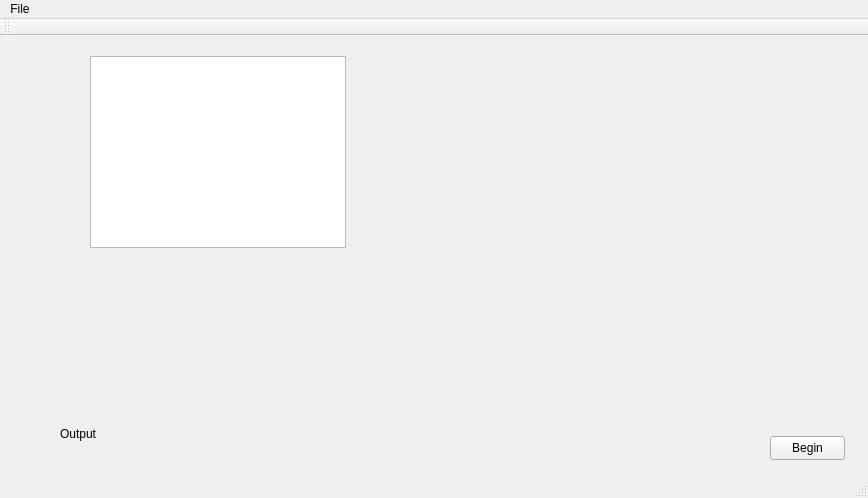
The window that Etemenanki/Etemenanki.ui (MjnMixael/Etemenanki) describes before a commit, drawn with Qt 5.
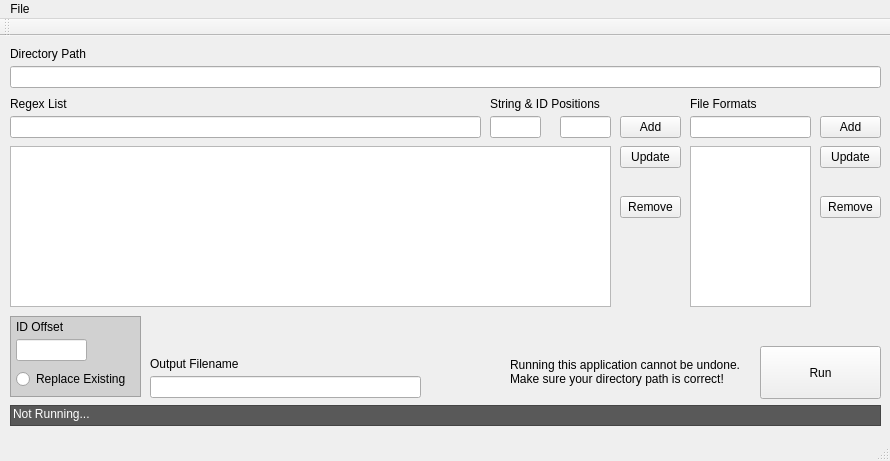
The same window after the commit.

What changed in the file:
```diff
--- a/Etemenanki/Etemenanki.ui
+++ b/Etemenanki/Etemenanki.ui
@@ -6,58 +6,698 @@
    <rect>
     <x>0</x>
     <y>0</y>
-    <width>868</width>
-    <height>498</height>
+    <width>890</width>
+    <height>461</height>
    </rect>
   </property>
   <property name="windowTitle">
    <string>Etemenanki</string>
   </property>
+  <property name="styleSheet">
+   <string notr="true"/>
+  </property>
   <widget class="QWidget" name="centralWidget">
    <widget class="QPushButton" name="begin_button">
     <property name="geometry">
      <rect>
-      <x>770</x>
-      <y>400</y>
-      <width>75</width>
-      <height>24</height>
+      <x>760</x>
+      <y>310</y>
+      <width>121</width>
+      <height>53</height>
      </rect>
     </property>
     <property name="text">
-     <string>Begin</string>
-    </property>
-   </widget>
-   <widget class="QListView" name="regexList">
-    <property name="geometry">
-     <rect>
-      <x>90</x>
-      <y>20</y>
-      <width>256</width>
-      <height>192</height>
-     </rect>
+     <string>Run</string>
     </property>
    </widget>
    <widget class="QLabel" name="terminal_output">
     <property name="geometry">
      <rect>
-      <x>60</x>
-      <y>390</y>
-      <width>381</width>
+      <x>13</x>
+      <y>370</y>
+      <width>860</width>
       <height>16</height>
      </rect>
     </property>
+    <property name="palette">
+     <palette>
+      <active>
+       <colorrole role="WindowText">
+        <brush brushstyle="SolidPattern">
+         <color alpha="255">
+          <red>255</red>
+          <green>255</green>
+          <blue>255</blue>
+         </color>
+        </brush>
+       </colorrole>
+       <colorrole role="Text">
+        <brush brushstyle="SolidPattern">
+         <color alpha="255">
+          <red>255</red>
+          <green>255</green>
+          <blue>255</blue>
+         </color>
+        </brush>
+       </colorrole>
+       <colorrole role="ButtonText">
+        <brush brushstyle="SolidPattern">
+         <color alpha="255">
+          <red>255</red>
+          <green>255</green>
+          <blue>255</blue>
+         </color>
+        </brush>
+       </colorrole>
+       <colorrole role="ToolTipText">
+        <brush brushstyle="SolidPattern">
+         <color alpha="255">
+          <red>255</red>
+          <green>255</green>
+          <blue>255</blue>
+         </color>
+        </brush>
+       </colorrole>
+       <colorrole role="PlaceholderText">
+        <brush brushstyle="SolidPattern">
+         <color alpha="128">
+          <red>255</red>
+          <green>255</green>
+          <blue>255</blue>
+         </color>
+        </brush>
+       </colorrole>
+      </active>
+      <inactive>
+       <colorrole role="WindowText">
+        <brush brushstyle="SolidPattern">
+         <color alpha="255">
+          <red>255</red>
+          <green>255</green>
+          <blue>255</blue>
+         </color>
+        </brush>
+       </colorrole>
+       <colorrole role="Text">
+        <brush brushstyle="SolidPattern">
+         <color alpha="255">
+          <red>255</red>
+          <green>255</green>
+          <blue>255</blue>
+         </color>
+        </brush>
+       </colorrole>
+       <colorrole role="ButtonText">
+        <brush brushstyle="SolidPattern">
+         <color alpha="255">
+          <red>255</red>
+          <green>255</green>
+          <blue>255</blue>
+         </color>
+        </brush>
+       </colorrole>
+       <colorrole role="ToolTipText">
+        <brush brushstyle="SolidPattern">
+         <color alpha="255">
+          <red>255</red>
+          <green>255</green>
+          <blue>255</blue>
+         </color>
+        </brush>
+       </colorrole>
+       <colorrole role="PlaceholderText">
+        <brush brushstyle="SolidPattern">
+         <color alpha="128">
+          <red>255</red>
+          <green>255</green>
+          <blue>255</blue>
+         </color>
+        </brush>
+       </colorrole>
+      </inactive>
+      <disabled>
+       <colorrole role="WindowText">
+        <brush brushstyle="SolidPattern">
+         <color alpha="255">
+          <red>120</red>
+          <green>120</green>
+          <blue>120</blue>
+         </color>
+        </brush>
+       </colorrole>
+       <colorrole role="Text">
+        <brush brushstyle="SolidPattern">
+         <color alpha="255">
+          <red>120</red>
+          <green>120</green>
+          <blue>120</blue>
+         </color>
+        </brush>
+       </colorrole>
+       <colorrole role="ButtonText">
+        <brush brushstyle="SolidPattern">
+         <color alpha="255">
+          <red>120</red>
+          <green>120</green>
+          <blue>120</blue>
+         </color>
+        </brush>
+       </colorrole>
+       <colorrole role="ToolTipText">
+        <brush brushstyle="SolidPattern">
+         <color alpha="255">
+          <red>255</red>
+          <green>255</green>
+          <blue>255</blue>
+         </color>
+        </brush>
+       </colorrole>
+       <colorrole role="PlaceholderText">
+        <brush brushstyle="SolidPattern">
+         <color alpha="128">
+          <red>0</red>
+          <green>0</green>
+          <blue>0</blue>
+         </color>
+        </brush>
+       </colorrole>
+      </disabled>
+     </palette>
+    </property>
     <property name="text">
-     <string>Output</string>
+     <string>Not Running...</string>
     </property>
    </widget>
+   <widget class="QLineEdit" name="regex_line_edit">
+    <property name="geometry">
+     <rect>
+      <x>10</x>
+      <y>80</y>
+      <width>471</width>
+      <height>22</height>
+     </rect>
+    </property>
+   </widget>
+   <widget class="QLabel" name="regex_label">
+    <property name="geometry">
+     <rect>
+      <x>10</x>
+      <y>60</y>
+      <width>211</width>
+      <height>16</height>
+     </rect>
+    </property>
+    <property name="text">
+     <string>Regex List</string>
+    </property>
+   </widget>
+   <widget class="QPushButton" name="regex_add_button">
+    <property name="geometry">
+     <rect>
+      <x>620</x>
+      <y>80</y>
+      <width>61</width>
+      <height>22</height>
+     </rect>
+    </property>
+    <property name="text">
+     <string>Add</string>
+    </property>
+   </widget>
+   <widget class="QPushButton" name="regex_remove_button">
+    <property name="geometry">
+     <rect>
+      <x>620</x>
+      <y>160</y>
+      <width>61</width>
+      <height>22</height>
+     </rect>
+    </property>
+    <property name="text">
+     <string>Remove</string>
+    </property>
+   </widget>
+   <widget class="QPushButton" name="files_remove_button">
+    <property name="geometry">
+     <rect>
+      <x>820</x>
+      <y>160</y>
+      <width>61</width>
+      <height>22</height>
+     </rect>
+    </property>
+    <property name="text">
+     <string>Remove</string>
+    </property>
+   </widget>
+   <widget class="QLineEdit" name="files_line_edit">
+    <property name="geometry">
+     <rect>
+      <x>690</x>
+      <y>80</y>
+      <width>121</width>
+      <height>22</height>
+     </rect>
+    </property>
+   </widget>
+   <widget class="QLabel" name="files_label">
+    <property name="geometry">
+     <rect>
+      <x>690</x>
+      <y>60</y>
+      <width>121</width>
+      <height>16</height>
+     </rect>
+    </property>
+    <property name="text">
+     <string>File Formats</string>
+    </property>
+   </widget>
+   <widget class="QPushButton" name="files_add_button">
+    <property name="geometry">
+     <rect>
+      <x>820</x>
+      <y>80</y>
+      <width>61</width>
+      <height>22</height>
+     </rect>
+    </property>
+    <property name="text">
+     <string>Add</string>
+    </property>
+   </widget>
+   <widget class="QLineEdit" name="directory_line_edit">
+    <property name="geometry">
+     <rect>
+      <x>10</x>
+      <y>30</y>
+      <width>871</width>
+      <height>22</height>
+     </rect>
+    </property>
+   </widget>
+   <widget class="QLabel" name="directory_label">
+    <property name="geometry">
+     <rect>
+      <x>10</x>
+      <y>10</y>
+      <width>271</width>
+      <height>16</height>
+     </rect>
+    </property>
+    <property name="text">
+     <string>Directory Path</string>
+    </property>
+   </widget>
+   <widget class="QLabel" name="output_label">
+    <property name="geometry">
+     <rect>
+      <x>150</x>
+      <y>320</y>
+      <width>271</width>
+      <height>16</height>
+     </rect>
+    </property>
+    <property name="text">
+     <string>Output Filename</string>
+    </property>
+   </widget>
+   <widget class="QLineEdit" name="output_line_edit">
+    <property name="geometry">
+     <rect>
+      <x>150</x>
+      <y>340</y>
+      <width>271</width>
+      <height>22</height>
+     </rect>
+    </property>
+   </widget>
+   <widget class="QLineEdit" name="offset_line_edit">
+    <property name="geometry">
+     <rect>
+      <x>16</x>
+      <y>303</y>
+      <width>71</width>
+      <height>22</height>
+     </rect>
+    </property>
+   </widget>
+   <widget class="QLabel" name="offset_label">
+    <property name="geometry">
+     <rect>
+      <x>16</x>
+      <y>283</y>
+      <width>71</width>
+      <height>16</height>
+     </rect>
+    </property>
+    <property name="text">
+     <string>ID Offset</string>
+    </property>
+   </widget>
+   <widget class="QRadioButton" name="replace_radio_button">
+    <property name="geometry">
+     <rect>
+      <x>16</x>
+      <y>333</y>
+      <width>121</width>
+      <height>20</height>
+     </rect>
+    </property>
+    <property name="text">
+     <string>Replace Existing</string>
+    </property>
+   </widget>
+   <widget class="QFrame" name="frame">
+    <property name="geometry">
+     <rect>
+      <x>10</x>
+      <y>280</y>
+      <width>131</width>
+      <height>81</height>
+     </rect>
+    </property>
+    <property name="palette">
+     <palette>
+      <active>
+       <colorrole role="Base">
+        <brush brushstyle="SolidPattern">
+         <color alpha="255">
+          <red>255</red>
+          <green>255</green>
+          <blue>255</blue>
+         </color>
+        </brush>
+       </colorrole>
+       <colorrole role="Window">
+        <brush brushstyle="SolidPattern">
+         <color alpha="255">
+          <red>209</red>
+          <green>209</green>
+          <blue>209</blue>
+         </color>
+        </brush>
+       </colorrole>
+      </active>
+      <inactive>
+       <colorrole role="Base">
+        <brush brushstyle="SolidPattern">
+         <color alpha="255">
+          <red>255</red>
+          <green>255</green>
+          <blue>255</blue>
+         </color>
+        </brush>
+       </colorrole>
+       <colorrole role="Window">
+        <brush brushstyle="SolidPattern">
+         <color alpha="255">
+          <red>209</red>
+          <green>209</green>
+          <blue>209</blue>
+         </color>
+        </brush>
+       </colorrole>
+      </inactive>
+      <disabled>
+       <colorrole role="Base">
+        <brush brushstyle="SolidPattern">
+         <color alpha="255">
+          <red>209</red>
+          <green>209</green>
+          <blue>209</blue>
+         </color>
+        </brush>
+       </colorrole>
+       <colorrole role="Window">
+        <brush brushstyle="SolidPattern">
+         <color alpha="255">
+          <red>209</red>
+          <green>209</green>
+          <blue>209</blue>
+         </color>
+        </brush>
+       </colorrole>
+      </disabled>
+     </palette>
+    </property>
+    <property name="autoFillBackground">
+     <bool>true</bool>
+    </property>
+    <property name="frameShape">
+     <enum>QFrame::StyledPanel</enum>
+    </property>
+    <property name="frameShadow">
+     <enum>QFrame::Plain</enum>
+    </property>
+    <property name="lineWidth">
+     <number>3</number>
+    </property>
+   </widget>
+   <widget class="QFrame" name="frame_2">
+    <property name="geometry">
+     <rect>
+      <x>10</x>
+      <y>369</y>
+      <width>871</width>
+      <height>21</height>
+     </rect>
+    </property>
+    <property name="palette">
+     <palette>
+      <active>
+       <colorrole role="Base">
+        <brush brushstyle="SolidPattern">
+         <color alpha="255">
+          <red>255</red>
+          <green>255</green>
+          <blue>255</blue>
+         </color>
+        </brush>
+       </colorrole>
+       <colorrole role="Window">
+        <brush brushstyle="SolidPattern">
+         <color alpha="255">
+          <red>89</red>
+          <green>89</green>
+          <blue>89</blue>
+         </color>
+        </brush>
+       </colorrole>
+      </active>
+      <inactive>
+       <colorrole role="Base">
+        <brush brushstyle="SolidPattern">
+         <color alpha="255">
+          <red>255</red>
+          <green>255</green>
+          <blue>255</blue>
+         </color>
+        </brush>
+       </colorrole>
+       <colorrole role="Window">
+        <brush brushstyle="SolidPattern">
+         <color alpha="255">
+          <red>89</red>
+          <green>89</green>
+          <blue>89</blue>
+         </color>
+        </brush>
+       </colorrole>
+      </inactive>
+      <disabled>
+       <colorrole role="Base">
+        <brush brushstyle="SolidPattern">
+         <color alpha="255">
+          <red>89</red>
+          <green>89</green>
+          <blue>89</blue>
+         </color>
+        </brush>
+       </colorrole>
+       <colorrole role="Window">
+        <brush brushstyle="SolidPattern">
+         <color alpha="255">
+          <red>89</red>
+          <green>89</green>
+          <blue>89</blue>
+         </color>
+        </brush>
+       </colorrole>
+      </disabled>
+     </palette>
+    </property>
+    <property name="autoFillBackground">
+     <bool>true</bool>
+    </property>
+    <property name="frameShape">
+     <enum>QFrame::StyledPanel</enum>
+    </property>
+    <property name="frameShadow">
+     <enum>QFrame::Plain</enum>
+    </property>
+    <property name="lineWidth">
+     <number>3</number>
+    </property>
+   </widget>
+   <widget class="QLineEdit" name="position_string_line_edit">
+    <property name="geometry">
+     <rect>
+      <x>490</x>
+      <y>80</y>
+      <width>51</width>
+      <height>22</height>
+     </rect>
+    </property>
+   </widget>
+   <widget class="QLabel" name="position_label">
+    <property name="geometry">
+     <rect>
+      <x>490</x>
+      <y>60</y>
+      <width>121</width>
+      <height>16</height>
+     </rect>
+    </property>
+    <property name="text">
+     <string>String &amp; ID Positions</string>
+    </property>
+   </widget>
+   <widget class="QLabel" name="warning_label">
+    <property name="geometry">
+     <rect>
+      <x>510</x>
+      <y>315</y>
+      <width>251</width>
+      <height>41</height>
+     </rect>
+    </property>
+    <property name="text">
+     <string>Running this application cannot be undone.
+Make sure your directory path is correct!</string>
+    </property>
+   </widget>
+   <widget class="QListWidget" name="files_list_widget">
+    <property name="geometry">
+     <rect>
+      <x>690</x>
+      <y>110</y>
+      <width>121</width>
+      <height>161</height>
+     </rect>
+    </property>
+   </widget>
+   <widget class="QTableWidget" name="regex_table_widget">
+    <property name="geometry">
+     <rect>
+      <x>10</x>
+      <y>110</y>
+      <width>601</width>
+      <height>161</height>
+     </rect>
+    </property>
+    <property name="horizontalScrollBarPolicy">
+     <enum>Qt::ScrollBarAlwaysOff</enum>
+    </property>
+    <property name="autoScroll">
+     <bool>true</bool>
+    </property>
+    <property name="columnCount">
+     <number>3</number>
+    </property>
+    <attribute name="horizontalHeaderVisible">
+     <bool>false</bool>
+    </attribute>
+    <attribute name="horizontalHeaderMinimumSectionSize">
+     <number>49</number>
+    </attribute>
+    <attribute name="horizontalHeaderDefaultSectionSize">
+     <number>298</number>
+    </attribute>
+    <attribute name="verticalHeaderVisible">
+     <bool>false</bool>
+    </attribute>
+    <attribute name="verticalHeaderMinimumSectionSize">
+     <number>22</number>
+    </attribute>
+    <attribute name="verticalHeaderDefaultSectionSize">
+     <number>22</number>
+    </attribute>
+    <column/>
+    <column/>
+    <column/>
+   </widget>
+   <widget class="QLineEdit" name="position_id_line_edit">
+    <property name="geometry">
+     <rect>
+      <x>560</x>
+      <y>80</y>
+      <width>51</width>
+      <height>22</height>
+     </rect>
+    </property>
+   </widget>
+   <widget class="QPushButton" name="regex_update_button">
+    <property name="geometry">
+     <rect>
+      <x>620</x>
+      <y>110</y>
+      <width>61</width>
+      <height>22</height>
+     </rect>
+    </property>
+    <property name="text">
+     <string>Update</string>
+    </property>
+   </widget>
+   <widget class="QPushButton" name="files_update_button">
+    <property name="geometry">
+     <rect>
+      <x>820</x>
+      <y>110</y>
+      <width>61</width>
+      <height>22</height>
+     </rect>
+    </property>
+    <property name="text">
+     <string>Update</string>
+    </property>
+   </widget>
+   <zorder>frame_2</zorder>
+   <zorder>frame</zorder>
+   <zorder>begin_button</zorder>
+   <zorder>terminal_output</zorder>
+   <zorder>regex_line_edit</zorder>
+   <zorder>regex_label</zorder>
+   <zorder>regex_add_button</zorder>
+   <zorder>regex_remove_button</zorder>
+   <zorder>files_remove_button</zorder>
+   <zorder>files_line_edit</zorder>
+   <zorder>files_label</zorder>
+   <zorder>files_add_button</zorder>
+   <zorder>directory_line_edit</zorder>
+   <zorder>directory_label</zorder>
+   <zorder>output_label</zorder>
+   <zorder>output_line_edit</zorder>
+   <zorder>offset_line_edit</zorder>
+   <zorder>offset_label</zorder>
+   <zorder>replace_radio_button</zorder>
+   <zorder>position_string_line_edit</zorder>
+   <zorder>position_label</zorder>
+   <zorder>warning_label</zorder>
+   <zorder>files_list_widget</zorder>
+   <zorder>regex_table_widget</zorder>
+   <zorder>position_id_line_edit</zorder>
+   <zorder>regex_update_button</zorder>
+   <zorder>files_update_button</zorder>
   </widget>
   <widget class="QMenuBar" name="menuBar">
    <property name="geometry">
     <rect>
      <x>0</x>
      <y>0</y>
-     <width>868</width>
-     <height>21</height>
+     <width>890</width>
+     <height>26</height>
     </rect>
    </property>
    <widget class="QMenu" name="menuFile">
@@ -76,7 +716,11 @@
     <bool>false</bool>
    </attribute>
   </widget>
-  <widget class="QStatusBar" name="statusBar"/>
+  <widget class="QStatusBar" name="statusBar">
+   <property name="enabled">
+    <bool>true</bool>
+   </property>
+  </widget>
   <action name="actionExit">
    <property name="text">
     <string>Exit</string>
```
Left out of the diff: 16 changed lines with no effect on the pictures.
